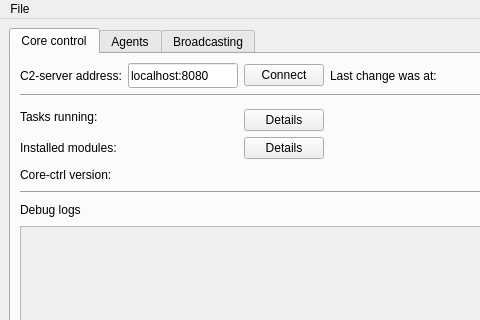
Before: the Qt Designer form operator-app/gui/MainWindow.ui in Al-Sah/grey-parrot-rat, drawn with Qt 5; both pictures show x 0 to 480 and y 0 to 320 of the 918 by 605 pixel window.
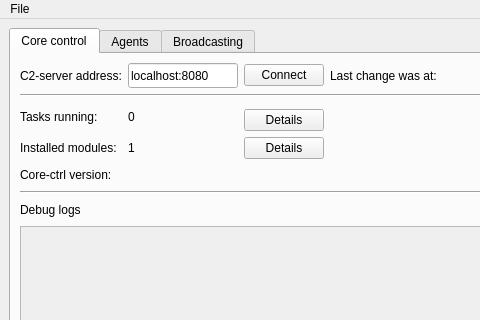
After: the same form once the commit is applied.

Diff of the .ui file:
```diff
--- a/operator-app/gui/MainWindow.ui
+++ b/operator-app/gui/MainWindow.ui
@@ -142,7 +142,7 @@
         <item row="2" column="1" rowspan="2">
          <widget class="QLabel" name="labelTasksRunningValue">
           <property name="text">
-           <string/>
+           <string>0</string>
           </property>
          </widget>
         </item>
@@ -182,7 +182,7 @@
         <item row="4" column="1">
          <widget class="QLabel" name="labelInstalledModulesValue">
           <property name="text">
-           <string/>
+           <string>1</string>
           </property>
          </widget>
         </item>
```
